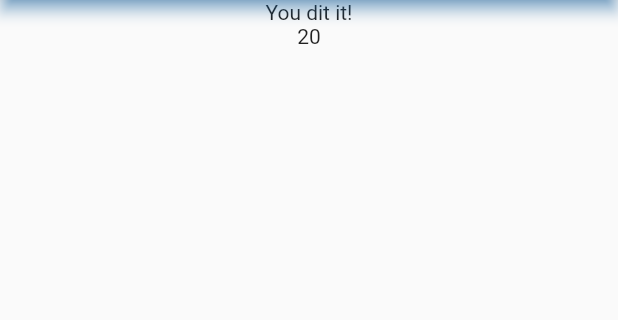
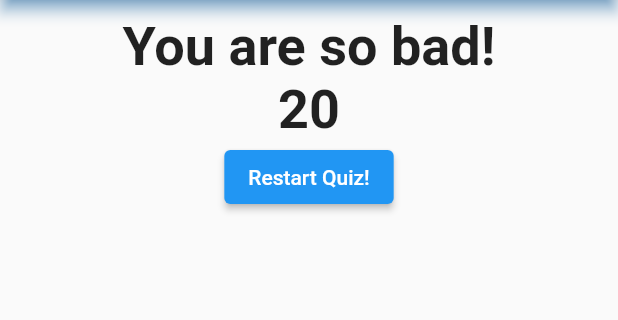
Before and after one commit to DerryRenaldy/learn_flutter, a Flutter app: the screen it shows after launch, after a tap on "Black", after a tap on "Snake", after a tap on "Spagheti", on a phone screen of 412 x 824 dp, the part 84-404 px from its top. Run offline on Flutter 3.47's test engine with Material 2 defaults, Android fonts, the phone set to English and light mode, and no system bars.

Commit message:
fix: add reset button

```diff
--- a/lib/main.dart
+++ b/lib/main.dart
@@ -59,6 +59,13 @@ class _MyAppState extends State<MyApp> {
     }
   }
 
+  void _resetQuiz() {
+    setState(() {
+    _questionIndex = 0;
+    _totalScore = 0;
+    });
+  }
+
   // This widget is the root of your application.
   @override
   Widget build(BuildContext context) {
@@ -75,7 +82,7 @@ class _MyAppState extends State<MyApp> {
                 questionIndex: _questionIndex,
                 questions: _questions,
               )
-            :  Result(_totalScore),
+            : Result(resetQuiz: _resetQuiz, totalScore: _totalScore),
       ),
     );
   }
--- a/lib/result.dart
+++ b/lib/result.dart
@@ -1,19 +1,43 @@
-import 'package:flutter/widgets.dart';
-
 import 'package:flutter/material.dart';
 
 class Result extends StatelessWidget {
   final int totalScore;
-  const Result(this.totalScore, {super.key});
+  final VoidCallback resetQuiz;
+  const Result({required this.resetQuiz, required this.totalScore, super.key});
+
+  String get resultPhrase {
+    var resultText = 'You dit it!';
+    if (totalScore <= 8) {
+      resultText = 'You are awesome and innocent!';
+    } else if (totalScore <= 12) {
+      resultText = 'Pretty likeable!';
+    } else if (totalScore <= 16) {
+      resultText = 'You are... strange!';
+    } else {
+      resultText = 'You are so bad!';
+    }
+    return resultText;
+  }
 
   @override
   Widget build(BuildContext context) {
     return Center(
-      child: Column(
-          children: [
-            const Text("You dit it!"),
-            Text(totalScore.toString())
-          ]),
+      child: Padding(
+        padding: const EdgeInsets.all(10),
+        child: Column(children: <Widget>[
+          Text(
+            resultPhrase,
+            style: const TextStyle(fontSize: 36, fontWeight: FontWeight.bold),
+          ),
+          Text(totalScore.toString(),
+              style:
+                  const TextStyle(fontSize: 36, fontWeight: FontWeight.bold)),
+          ElevatedButton(
+            onPressed: resetQuiz,
+            child: const Text('Restart Quiz!'),
+          ),
+        ]),
+      ),
     );
   }
 }
```
